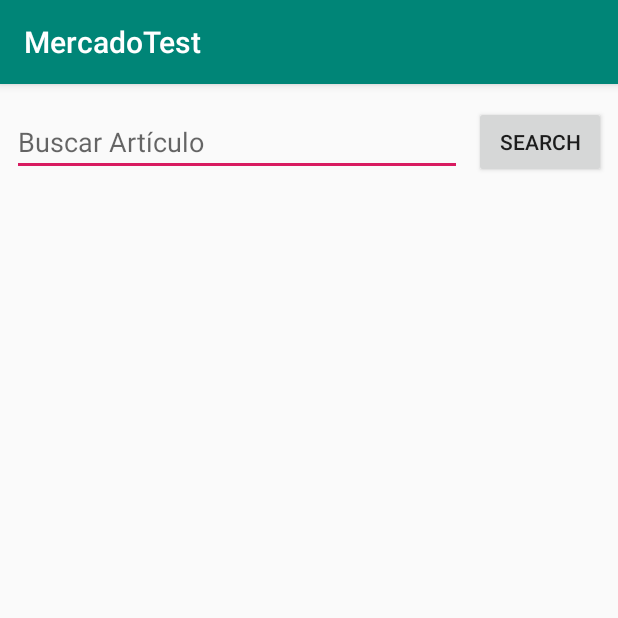
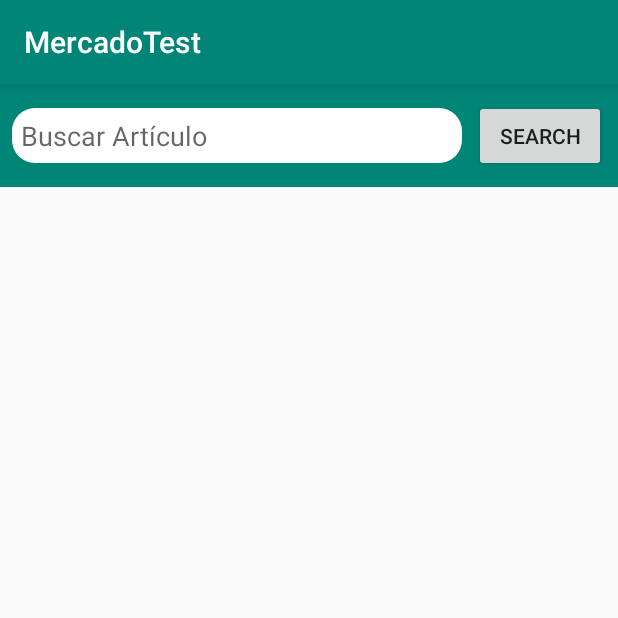
Before and after one commit to Kfouri/Mer, an Android app: the screen it shows after launch (SearchActivity), on a phone screen of 412 x 824 dp, the top half of it. Run offline under Robolectric (Android 15) with nearby library versions, the phone set to English and light mode, and no system bars; libraries missing offline, so code that uses them is left out: rx.android.schedulers, rx.schedulers; pictures from the network do not load.

Commit message:
Add strings and logs

```diff
--- a/app/src/main/java/com/kfouri/mercadotest/adapter/SearchAdapter.kt
+++ b/app/src/main/java/com/kfouri/mercadotest/adapter/SearchAdapter.kt
@@ -8,6 +8,8 @@ import androidx.recyclerview.widget.RecyclerView
 import com.kfouri.mercadotest.GlideApp
 import com.kfouri.mercadotest.R
 import com.kfouri.mercadotest.model.ProductModel
+import com.kfouri.mercadotest.util.Constants.CONDITION_NEW
+import com.kfouri.mercadotest.util.Constants.CONDITION_USED
 import kotlinx.android.synthetic.main.search_item.view.*
 
 class SearchAdapter(val context: Context, private val clickListener: (ProductModel) -> Unit) : RecyclerView.Adapter<RecyclerView.ViewHolder>() {
@@ -34,9 +36,6 @@ class SearchAdapter(val context: Context, private val clickListener: (ProductMod
     }
 
     class SearchViewHolder (view: View) : RecyclerView.ViewHolder(view) {
-
-        private val CONDITION_NEW = "new"
-        private val CONDITION_USED = "used"
 
         fun bind(product: ProductModel, clickListener: (ProductModel) -> Unit, context: Context){
             itemView.textView_title.text = product.title
--- a/app/src/main/java/com/kfouri/mercadotest/model/ProductResponseModel.kt
+++ b/app/src/main/java/com/kfouri/mercadotest/model/ProductResponseModel.kt
@@ -9,6 +9,8 @@ data class ProductResponseModel(
     @SerializedName("price")  val price: Float,
     @SerializedName("thumbnail")  val thumbnail: String,
     @SerializedName("pictures")  val pictures: ArrayList<PicturesModel>,
+    @SerializedName("condition")  val condition: String,
+    @SerializedName("available_quantity")  val availableQuantity: Long,
     @SerializedName("warranty")  val warranty: String,
     @NonParcelField
     var description: ProductDetailResponseModel?
--- a/app/src/main/java/com/kfouri/mercadotest/ui/SearchActivity.kt
+++ b/app/src/main/java/com/kfouri/mercadotest/ui/SearchActivity.kt
@@ -14,6 +14,7 @@ import androidx.recyclerview.widget.RecyclerView
 import com.kfouri.mercadotest.R
 import com.kfouri.mercadotest.adapter.SearchAdapter
 import com.kfouri.mercadotest.model.ProductModel
+import com.kfouri.mercadotest.util.Constants
 import com.kfouri.mercadotest.util.Utils
 import com.kfouri.mercadotest.viewmodel.SearchActivityViewModel
 import kotlinx.android.synthetic.main.activity_search.*
@@ -22,12 +23,16 @@ const val PRODUCT_ID = "productId"
 
 class SearchActivity : AppCompatActivity() {
 
+    private val TAG = "SearchActivity"
     private val adapter = SearchAdapter(this) { product : ProductModel -> itemClicked(product) }
-    private val list = ArrayList<ProductModel>()
 
     override fun onCreate(savedInstanceState: Bundle?) {
         super.onCreate(savedInstanceState)
         setContentView(R.layout.activity_search)
+
+        if (Constants.ENABLE_LOG) {
+            Log.d(TAG, "onCreate()")
+        }
 
         recyclerView_search.setHasFixedSize(true)
         recyclerView_search.addItemDecoration(DividerItemDecoration(this, LinearLayoutManager.VERTICAL))
@@ -38,11 +43,16 @@ class SearchActivity : AppCompatActivity() {
         viewModel.onShowProgress().observe(this, Observer { showProgress(it) })
 
         button_search.setOnClickListener {
+
+            if (Constants.ENABLE_LOG) {
+                Log.d(TAG, "SearchButton pressed - Search Field empty?:"+editText_search.text.isEmpty())
+            }
+
             if (editText_search.text.isNotEmpty()) {
                 hideKeyboard()
                 viewModel.searchProduct(editText_search.text.toString())
             } else {
-                Toast.makeText(this, resources.getString(R.string.search_field_empty), Toast.LENGTH_LONG).show()
+                Toast.makeText(this, getString(R.string.search_field_empty), Toast.LENGTH_LONG).show()
             }
         }
 
@@ -66,11 +76,18 @@ class SearchActivity : AppCompatActivity() {
     }
 
     private fun showProducts(list: ArrayList<ProductModel>) {
+        if (Constants.ENABLE_LOG) {
+            Log.d(TAG, "showProducts() - list size: "+list.size)
+        }
         adapter.setData(list)
     }
 
     private fun itemClicked(product: ProductModel) {
-        Log.d("Kafu", "Product ID: "+product.id)
+
+        if (Constants.ENABLE_LOG) {
+            Log.d(TAG, "itemClicked - productId: "+product.id)
+        }
+
         val intent = Intent(this, ProductDetailActivity::class.java)
         intent.putExtra(PRODUCT_ID, product.id)
         startActivity(intent)
--- /dev/null
+++ b/app/src/main/java/com/kfouri/mercadotest/util/Constants.kt
@@ -0,0 +1,7 @@
+package com.kfouri.mercadotest.util
+
+object Constants {
+    val ENABLE_LOG = true
+    val CONDITION_NEW = "new"
+    val CONDITION_USED = "used"
+}
--- a/app/src/main/java/com/kfouri/mercadotest/viewmodel/SearchActivityViewModel.kt
+++ b/app/src/main/java/com/kfouri/mercadotest/viewmodel/SearchActivityViewModel.kt
@@ -6,6 +6,7 @@ import androidx.lifecycle.ViewModel
 import com.kfouri.mercadotest.model.ProductModel
 import com.kfouri.mercadotest.model.SearchResponseModel
 import com.kfouri.mercadotest.network.ApiService
+import com.kfouri.mercadotest.util.Constants
 import rx.Subscriber
 import rx.android.schedulers.AndroidSchedulers
 import rx.schedulers.Schedulers
@@ -13,10 +14,11 @@ import rx.schedulers.Schedulers
 
 class SearchActivityViewModel : ViewModel() {
 
+    private var TAG = "SearchActivityViewModel"
     private var list = ArrayList<ProductModel>()
 
-    var productList = MutableLiveData<ArrayList<ProductModel>>()
-    var showProgress = MutableLiveData<Boolean>()
+    private var productList = MutableLiveData<ArrayList<ProductModel>>()
+    private var showProgress = MutableLiveData<Boolean>()
 
     private val apiService by lazy {
         ApiService.create()
@@ -31,13 +33,18 @@ class SearchActivityViewModel : ViewModel() {
             .doOnTerminate { showProgress(false) }
             .subscribe(object : Subscriber<SearchResponseModel>() {
                 override fun onCompleted() {
+                    if (Constants.ENABLE_LOG) {
+                        Log.d(TAG, "searchProduct() - onCompleted() - find=$find")
+                    }
                     productList.value = list
                 }
 
                 override fun onError(e: Throwable) {
                     //showToast("Error al obtener los productos")
                     showProgress(false)
-                    Log.d("Kafu", "Error al obtener los productos (search)"+e.message)
+                    if (Constants.ENABLE_LOG) {
+                        Log.d(TAG, "searchProduct() - onError() - find=$find error="+e.message)
+                    }
                 }
 
                 override fun onNext(result: SearchResponseModel) {
--- /dev/null
+++ b/app/src/main/res/drawable/rounded_edittext.xml
@@ -0,0 +1,12 @@
+<?xml version="1.0" encoding="utf-8"?>
+<shape xmlns:android="http://schemas.android.com/apk/res/android"
+    android:shape="rectangle"
+    android:padding="10dp">
+
+    <solid android:color="#FFFFFF" />
+    <corners
+        android:bottomRightRadius="15dp"
+        android:bottomLeftRadius="15dp"
+        android:topLeftRadius="15dp"
+        android:topRightRadius="15dp" />
+</shape>
--- a/app/src/main/res/layout/activity_search.xml
+++ b/app/src/main/res/layout/activity_search.xml
@@ -17,6 +17,7 @@
             android:layout_width="match_parent"
             android:layout_height="wrap_content"
             android:orientation="horizontal"
+            android:background="@color/colorPrimary"
             app:layout_constraintEnd_toEndOf="parent"
             app:layout_constraintStart_toStartOf="parent"
             app:layout_constraintTop_toTopOf="parent">
@@ -29,7 +30,9 @@
                 android:layout_marginTop="16dp"
                 android:layout_marginEnd="8dp"
                 android:layout_marginBottom="16dp"
-                android:hint="Buscar Artículo"
+                android:padding="6dp"
+                android:background="@drawable/rounded_edittext"
+                android:hint="@string/search_product"
                 app:layout_constraintBottom_toBottomOf="parent"
                 app:layout_constraintEnd_toStartOf="@+id/button_search"
                 app:layout_constraintStart_toStartOf="parent"
@@ -40,7 +43,7 @@
                 android:layout_width="wrap_content"
                 android:layout_height="wrap_content"
                 android:layout_marginEnd="8dp"
-                android:text="Search"
+                android:text="@string/search_button"
                 app:layout_constraintBottom_toBottomOf="@+id/editText_search"
                 app:layout_constraintEnd_toEndOf="parent"
                 app:layout_constraintTop_toTopOf="@+id/editText_search" />
@@ -63,7 +66,7 @@
         android:layout_width="wrap_content"
         android:layout_height="wrap_content"
         android:layout_gravity="center"
-        android:text="Lista vacía"
+        android:text="@string/empty_list"
         android:visibility="gone"/>
 
     <LinearLayout
--- a/app/src/main/res/values/strings.xml
+++ b/app/src/main/res/values/strings.xml
@@ -9,4 +9,8 @@
     <string name="condition_new">Nuevo</string>
     <string name="condition_used">Usado</string>
     <string name="condition_no_tag">No especificado</string>
+    <string name="search_product">Buscar Artículo</string>
+    <string name="search_button">Search</string>
+    <string name="quantity">Cantidad disponibles: %1$s</string>
+    <string name="description">Descripción</string>
 </resources>
```
Also changed, not shown: app/src/main/java/com/kfouri/mercadotest/ui/ProductDetailActivity.kt (+38 -3 lines), app/src/main/java/com/kfouri/mercadotest/viewmodel/ProductDetailActivityViewModel.kt (+15 -5 lines), app/src/main/res/layout/activity_product_detail.xml (+20 -17 lines).
